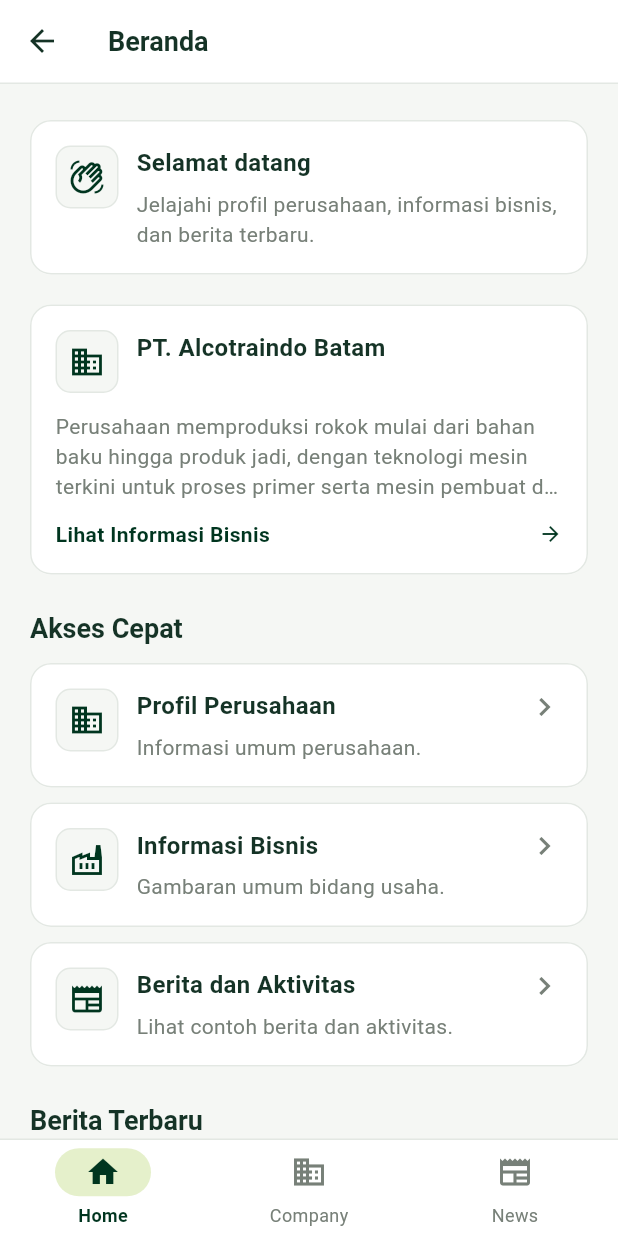
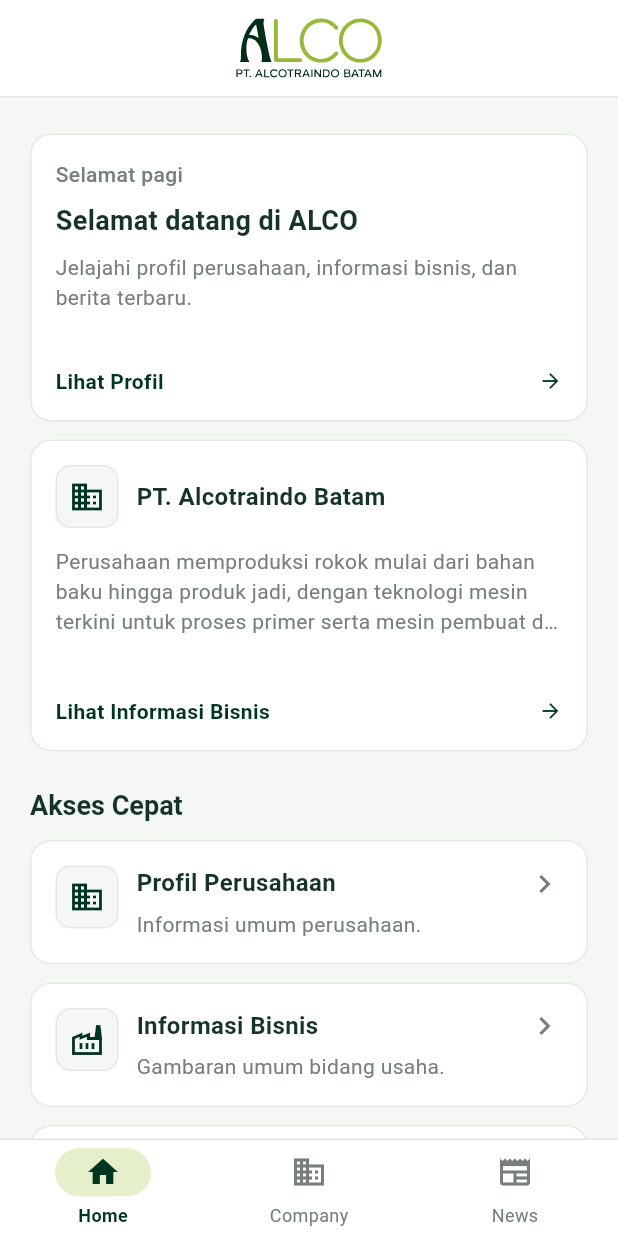
Before and after one commit to ivanmahendraa/alco_company_profile, a Flutter app: the DashboardScreen screen opened by its route, on a phone screen of 412 x 824 dp. Run offline on Flutter 3.47's test engine with Material 3 defaults, Android fonts, the phone set to English and light mode, and no system bars; our stand-ins replace flutter_svg.

Commit message:
feat: redesign dashboard header, welcome card, and spacing

```diff
--- a/lib/screens/dashboard_screen.dart
+++ b/lib/screens/dashboard_screen.dart
@@ -6,10 +6,30 @@ import '../data/news_data.dart';
 import '../providers/news_provider.dart';
 import '../utils/app_colors.dart';
 import '../utils/app_routes.dart';
-import '../widgets/custom_app_bar.dart';
+import '../widgets/alco_logo.dart';
 import '../widgets/custom_bottom_nav.dart';
 import '../widgets/info_card.dart';
 import '../widgets/news_card.dart';
+
+class _DashboardSpacing {
+  static const double pageMargin = 20;
+  static const double pageVerticalPadding = 24;
+  static const double cardPadding = 16;
+  static const double cardRadius = 14;
+  static const double cardGap = 12;
+  static const double sectionGap = 24;
+  static const double headingGap = 12;
+  static const double headerLogoHeight = 40;
+  static const double headerLogoVerticalPadding = 12;
+}
+
+String dashboardGreeting(DateTime dateTime) {
+  final hour = dateTime.hour;
+  if (hour >= 4 && hour <= 10) return 'Selamat pagi';
+  if (hour >= 11 && hour <= 14) return 'Selamat siang';
+  if (hour >= 15 && hour <= 17) return 'Selamat sore';
+  return 'Selamat malam';
+}
 
 class DashboardScreen extends StatelessWidget {
   const DashboardScreen({super.key});
@@ -18,30 +38,76 @@ class DashboardScreen extends StatelessWidget {
   Widget build(BuildContext context) {
     return Scaffold(
       backgroundColor: AppColors.appBackground,
-      appBar: const CustomAppBar(title: 'Beranda'),
+      appBar: AppBar(
+        key: const Key('dashboard-header'),
+        backgroundColor: AppColors.surface,
+        surfaceTintColor: Colors.transparent,
+        elevation: 0,
+        scrolledUnderElevation: 0,
+        automaticallyImplyLeading: false,
+        toolbarHeight:
+            _DashboardSpacing.headerLogoHeight +
+            2 * _DashboardSpacing.headerLogoVerticalPadding,
+        titleSpacing: 0,
+        title: Padding(
+          padding: const EdgeInsets.symmetric(
+            vertical: _DashboardSpacing.headerLogoVerticalPadding,
+          ),
+          child: LayoutBuilder(
+            builder: (context, constraints) {
+              final contentWidth =
+                  (constraints.maxWidth - 2 * _DashboardSpacing.pageMargin)
+                      .clamp(0.0, 720.0)
+                      .toDouble();
+              return SizedBox(
+                width: double.infinity,
+                child: Center(
+                  child: SizedBox(
+                    width: contentWidth,
+                    child: const Align(
+                      alignment: Alignment.centerLeft,
+                      child: AlcoLogo(
+                        height: _DashboardSpacing.headerLogoHeight,
+                      ),
+                    ),
+                  ),
+                ),
+              );
+            },
+          ),
+        ),
+        bottom: PreferredSize(
+          preferredSize: const Size.fromHeight(1),
+          child: Container(height: 1, color: AppColors.border),
+        ),
+      ),
       body: SafeArea(
         child: SingleChildScrollView(
-          padding: const EdgeInsets.symmetric(horizontal: 20, vertical: 24),
+          padding: const EdgeInsets.symmetric(
+            horizontal: _DashboardSpacing.pageMargin,
+            vertical: _DashboardSpacing.pageVerticalPadding,
+          ),
           child: Center(
             child: ConstrainedBox(
               constraints: const BoxConstraints(maxWidth: 720),
               child: Column(
                 crossAxisAlignment: CrossAxisAlignment.stretch,
                 children: [
-                  const InfoCard(
-                    title: 'Selamat datang',
-                    description:
-                        'Jelajahi profil perusahaan, informasi bisnis, dan '
-                        'berita terbaru.',
-                    icon: Icon(
-                      Icons.waving_hand_outlined,
-                      color: AppColors.primaryGreen,
-                    ),
+                  _WelcomeHeroCard(
+                    greeting: dashboardGreeting(DateTime.now()),
+                    onViewProfile: () =>
+                        Navigator.of(context)
+                            .pushReplacementNamed(AppRoutes.companyProfile),
                   ),
-                  const SizedBox(height: 20),
+                  const SizedBox(height: _DashboardSpacing.cardGap),
                   InfoCard(
                     key: const Key('dashboard-company-summary'),
                     title: companyInfo.name,
+                    padding: const EdgeInsets.all(
+                      _DashboardSpacing.cardPadding,
+                    ),
+                    borderRadius: _DashboardSpacing.cardRadius,
+                    centerTitleWithIcon: true,
                     icon: const Icon(
                       Icons.business_outlined,
                       color: AppColors.primaryGreen,
@@ -59,39 +125,25 @@ class DashboardScreen extends StatelessWidget {
                             height: 1.4,
                           ),
                         ),
-                        const SizedBox(height: 12),
-                        const Row(
-                          children: [
-                            Expanded(
-                              child: Text(
-                                'Lihat Informasi Bisnis',
-                                maxLines: 1,
-                                overflow: TextOverflow.ellipsis,
-                                style: TextStyle(
-                                  color: AppColors.primaryGreen,
-                                  fontWeight: FontWeight.w600,
-                                ),
-                              ),
-                            ),
-                            SizedBox(width: 6),
-                            Icon(
-                              Icons.arrow_forward,
-                              size: 16,
-                              color: AppColors.primaryGreen,
-                            ),
-                          ],
+                        const SizedBox(height: _DashboardSpacing.cardGap),
+                        _DashboardLinkRow(
+                          key: const Key('dashboard-business-info-link'),
+                          text: 'Lihat Informasi Bisnis',
+                          onTap: () =>
+                              Navigator.of(context)
+                                  .pushNamed(AppRoutes.businessInfo),
                         ),
                       ],
                     ),
                     onTap: () =>
                         Navigator.of(context).pushNamed(AppRoutes.businessInfo),
                   ),
-                  const SizedBox(height: 24),
+                  const SizedBox(height: _DashboardSpacing.sectionGap),
                   Text(
                     'Akses Cepat',
                     style: Theme.of(context).textTheme.titleLarge,
                   ),
-                  const SizedBox(height: 12),
+                  const SizedBox(height: _DashboardSpacing.headingGap),
                   _QuickAccessCard(
                     key: const Key('quick-access-company'),
                     title: 'Profil Perusahaan',
@@ -101,7 +153,7 @@ class DashboardScreen extends StatelessWidget {
                         Navigator.of(context)
                             .pushReplacementNamed(AppRoutes.companyProfile),
                   ),
-                  const SizedBox(height: 10),
+                  const SizedBox(height: _DashboardSpacing.cardGap),
                   _QuickAccessCard(
                     key: const Key('quick-access-business'),
                     title: 'Informasi Bisnis',
@@ -110,7 +162,7 @@ class DashboardScreen extends StatelessWidget {
                     onTap: () =>
                         Navigator.of(context).pushNamed(AppRoutes.businessInfo),
                   ),
-                  const SizedBox(height: 10),
+                  const SizedBox(height: _DashboardSpacing.cardGap),
                   _QuickAccessCard(
                     key: const Key('quick-access-news'),
                     title: 'Berita dan Aktivitas',
@@ -120,17 +172,19 @@ class DashboardScreen extends StatelessWidget {
                         Navigator.of(context)
                             .pushReplacementNamed(AppRoutes.news),
                   ),
-                  const SizedBox(height: 24),
+                  const SizedBox(height: _DashboardSpacing.sectionGap),
                   Text(
                     'Berita Terbaru',
                     style: Theme.of(context).textTheme.titleLarge,
                   ),
-                  const SizedBox(height: 12),
+                  const SizedBox(height: _DashboardSpacing.headingGap),
                   ...newsItems
                       .take(3)
                       .map(
                         (item) => Padding(
-                          padding: const EdgeInsets.only(bottom: 12),
+                          padding: const EdgeInsets.only(
+                            bottom: _DashboardSpacing.cardGap,
+                          ),
                           child: Consumer<NewsProvider>(
                             builder: (context, newsProvider, _) => NewsCard(
                               key: Key('dashboard-news-${item.id}'),
@@ -167,6 +221,108 @@ class DashboardScreen extends StatelessWidget {
   }
 }
 
+class _WelcomeHeroCard extends StatelessWidget {
+  final String greeting;
+  final VoidCallback onViewProfile;
+
+  const _WelcomeHeroCard({required this.greeting, required this.onViewProfile});
+
+  @override
+  Widget build(BuildContext context) {
+    return Container(
+      key: const Key('dashboard-welcome-hero'),
+      width: double.infinity,
+      padding: const EdgeInsets.all(_DashboardSpacing.cardPadding),
+      decoration: BoxDecoration(
+        color: AppColors.surface,
+        borderRadius: BorderRadius.circular(_DashboardSpacing.cardRadius),
+        border: Border.all(color: AppColors.border),
+      ),
+      child: Column(
+        crossAxisAlignment: CrossAxisAlignment.start,
+        children: [
+          Text(
+            greeting,
+            style: const TextStyle(
+              color: AppColors.secondaryText,
+              fontSize: 14,
+              fontWeight: FontWeight.w500,
+            ),
+          ),
+          const SizedBox(height: 8),
+          const Text(
+            'Selamat datang di ALCO',
+            style: TextStyle(
+              color: AppColors.mainText,
+              fontSize: 18,
+              fontWeight: FontWeight.w600,
+            ),
+          ),
+          const SizedBox(height: 8),
+          const Text(
+            'Jelajahi profil perusahaan, informasi bisnis, dan berita terbaru.',
+            style: TextStyle(
+              color: AppColors.secondaryText,
+              fontSize: 14,
+              height: 1.4,
+            ),
+          ),
+          const SizedBox(height: 8),
+          _DashboardLinkRow(
+            key: const Key('dashboard-view-profile-link'),
+            text: 'Lihat Profil',
+            onTap: onViewProfile,
+          ),
+        ],
+      ),
+    );
+  }
+}
+
+class _DashboardLinkRow extends StatelessWidget {
+  final String text;
+  final VoidCallback onTap;
+
+  const _DashboardLinkRow({super.key, required this.text, required this.onTap});
+
+  @override
+  Widget build(BuildContext context) {
+    return SizedBox(
+      width: double.infinity,
+      height: 48,
+      child: Material(
+        color: Colors.transparent,
+        child: InkWell(
+          onTap: onTap,
+          borderRadius: BorderRadius.circular(8),
+          child: Align(
+            alignment: Alignment.bottomCenter,
+            child: Row(
+              children: [
+                Expanded(
+                  child: Text(
+                    text,
+                    style: const TextStyle(
+                      color: AppColors.primaryGreen,
+                      fontWeight: FontWeight.w600,
+                    ),
+                  ),
+                ),
+                const SizedBox(width: 6),
+                const Icon(
+                  Icons.arrow_forward,
+                  size: 16,
+                  color: AppColors.primaryGreen,
+                ),
+              ],
+            ),
+          ),
+        ),
+      ),
+    );
+  }
+}
+
 class _QuickAccessCard extends StatelessWidget {
   final String title;
   final String description;
@@ -188,6 +344,8 @@ class _QuickAccessCard extends StatelessWidget {
       description: description,
       icon: Icon(icon, color: AppColors.primaryGreen),
       trailing: const Icon(Icons.chevron_right, color: AppColors.secondaryText),
+      padding: const EdgeInsets.all(_DashboardSpacing.cardPadding),
+      borderRadius: _DashboardSpacing.cardRadius,
       onTap: onTap,
     );
   }
--- a/lib/widgets/info_card.dart
+++ b/lib/widgets/info_card.dart
@@ -1,4 +1,5 @@
 import 'package:flutter/material.dart';
+
 import '../utils/app_colors.dart';
 
 /// Versatile information card adhering to the ALCO brand identity.
@@ -13,6 +14,7 @@ class InfoCard extends StatelessWidget {
   final VoidCallback? onTap;
   final EdgeInsetsGeometry padding;
   final double borderRadius;
+  final bool centerTitleWithIcon;
 
   const InfoCard({
     super.key,
@@ -24,6 +26,7 @@ class InfoCard extends StatelessWidget {
     this.onTap,
     this.padding = const EdgeInsets.all(16.0),
     this.borderRadius = 14.0,
+    this.centerTitleWithIcon = false,
   });
 
   @override
@@ -35,7 +38,9 @@ class InfoCard extends StatelessWidget {
         mainAxisSize: MainAxisSize.min,
         children: [
           Row(
-            crossAxisAlignment: CrossAxisAlignment.start,
+            crossAxisAlignment: centerTitleWithIcon
+                ? CrossAxisAlignment.center
+                : CrossAxisAlignment.start,
             children: [
               if (icon != null) ...[
                 Container(
@@ -75,10 +80,7 @@ class InfoCard extends StatelessWidget {
                   ],
                 ),
               ),
-              if (trailing != null) ...[
-                const SizedBox(width: 8.0),
-                trailing!,
-              ],
+              if (trailing != null) ...[const SizedBox(width: 8.0), trailing!],
             ],
           ),
           if (customContent != null) ...[
@@ -98,10 +100,7 @@ class InfoCard extends StatelessWidget {
         child: Container(
           decoration: BoxDecoration(
             borderRadius: BorderRadius.circular(borderRadius),
-            border: Border.all(
-              color: AppColors.border,
-              width: 1.0,
-            ),
+            border: Border.all(color: AppColors.border, width: 1.0),
           ),
           child: cardContent,
         ),
```
Also changed, not shown: 1 other file.
